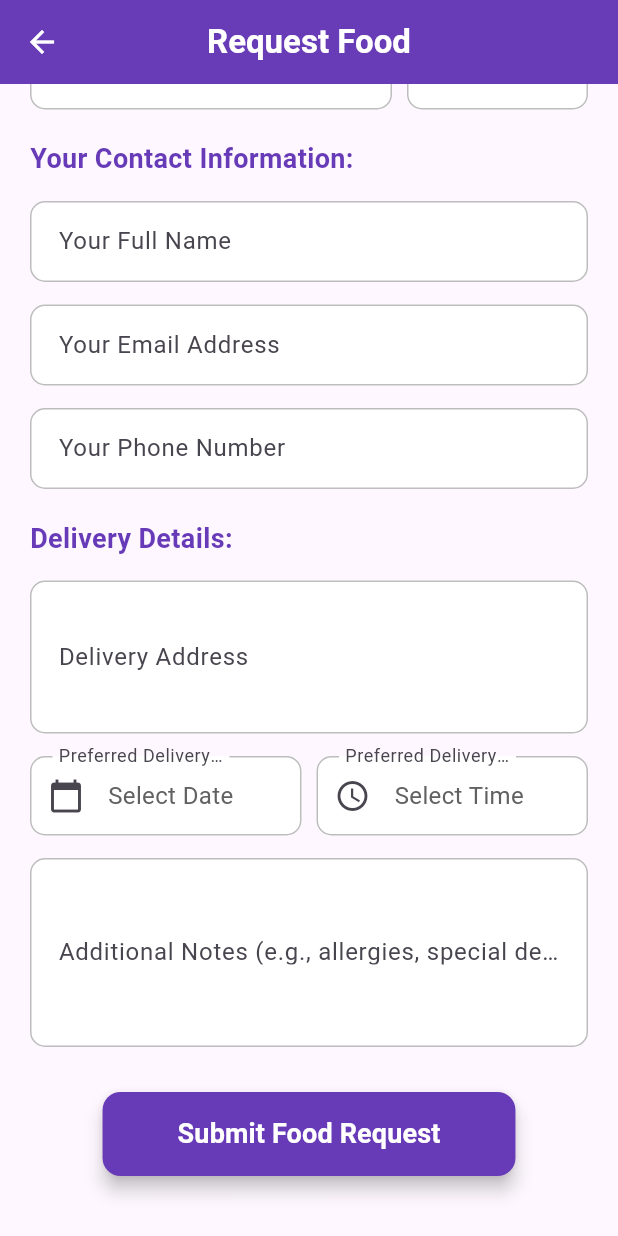
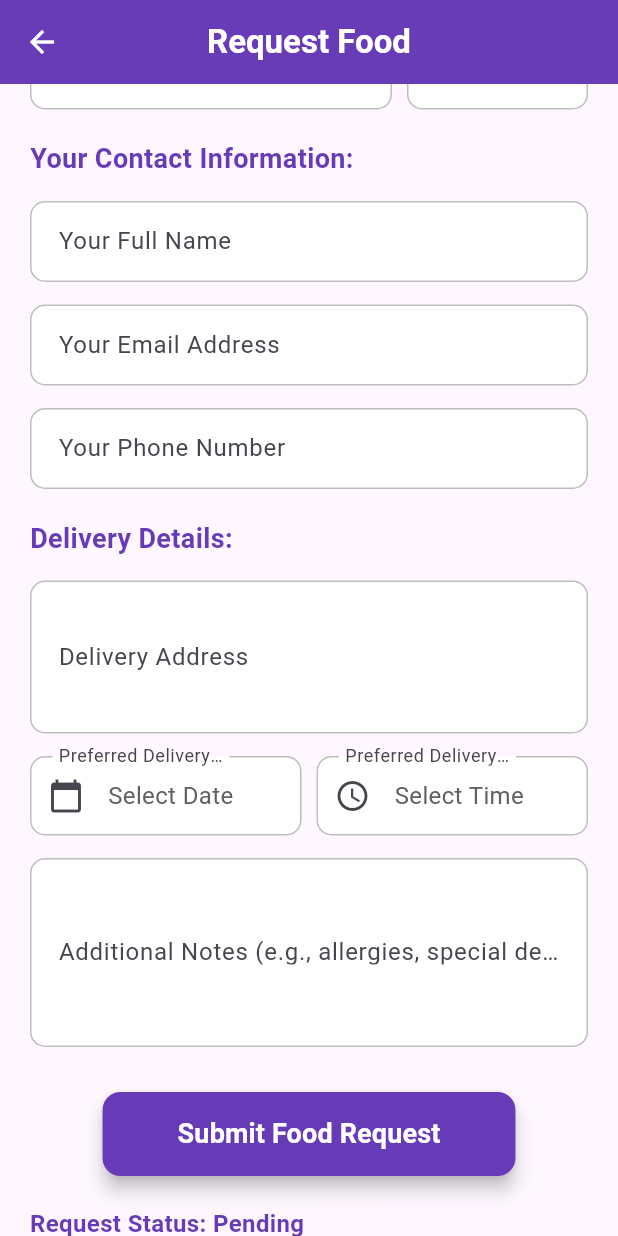
Before and after one commit to zeeshan-511/madpbl, a Flutter app: the RequestFoodPage screen opened directly, scrolled down 172 dp, on a phone screen of 412 x 824 dp. Run offline on Flutter 3.47's test engine with Material 3 defaults, Android fonts, the light colour scheme and no system bars; our stand-ins replace animate_do, cloud_firestore, firebase_auth, firebase_core, flutter_svg, geolocator and 2 more; accounts and stored records are empty.

Commit message:
Full lavish crud

```diff
--- a/lib/Request_food.dart
+++ b/lib/Request_food.dart
@@ -1,9 +1,9 @@
 import 'package:flutter/material.dart';
 import 'package:cloud_firestore/cloud_firestore.dart';
-import 'package:firebase_auth/firebase_auth.dart'; // To get current user ID
-import 'package:intl/intl.dart'; // For date and time formatting
+import 'package:firebase_auth/firebase_auth.dart';
+import 'package:intl/intl.dart';
 
-class RequestFoodPage extends StatefulWidget { // Kept original class name for consistency with Admin.dart linkage
+class RequestFoodPage extends StatefulWidget {
   const RequestFoodPage({Key? key}) : super(key: key);
 
   @override
@@ -11,56 +11,50 @@ class RequestFoodPage extends StatefulWidget { // Kept original class name for c
 }
 
 class _RequestFoodPageState extends State<RequestFoodPage> {
-  final _formKey = GlobalKey<FormState>(); // Key for form validation
-
-  // Text editing controllers for the form fields
+  final _formKey = GlobalKey<FormState>();
   final TextEditingController _foodTypeController = TextEditingController();
   final TextEditingController _quantityController = TextEditingController();
   final TextEditingController _unitController = TextEditingController();
-  final TextEditingController _requesterNameController = TextEditingController(); // Renamed
-  final TextEditingController _requesterEmailController = TextEditingController(); // Renamed
-  final TextEditingController _requesterPhoneController = TextEditingController(); // Renamed
-  final TextEditingController _deliveryAddressController = TextEditingController(); // Renamed
+  final TextEditingController _requesterNameController = TextEditingController();
+  final TextEditingController _requesterEmailController = TextEditingController();
+  final TextEditingController _requesterPhoneController = TextEditingController();
+  final TextEditingController _deliveryAddressController = TextEditingController();
   final TextEditingController _notesController = TextEditingController();
-
-  // Variables for date and time pickers
   DateTime? _selectedDate;
   TimeOfDay? _selectedTime;
-
-  bool _isSubmitting = false; // To show loading indicator
+  bool _isSubmitting = false;
+  String _requestStatus = 'Pending'; // Default status
 
   @override
   void dispose() {
-    // Dispose all controllers to free up resources
     _foodTypeController.dispose();
     _quantityController.dispose();
     _unitController.dispose();
-    _requesterNameController.dispose(); // Renamed
-    _requesterEmailController.dispose(); // Renamed
-    _requesterPhoneController.dispose(); // Renamed
-    _deliveryAddressController.dispose(); // Renamed
+    _requesterNameController.dispose();
+    _requesterEmailController.dispose();
+    _requesterPhoneController.dispose();
+    _deliveryAddressController.dispose();
     _notesController.dispose();
     super.dispose();
   }
 
-  // Function to show a Date Picker
   Future<void> _selectDate(BuildContext context) async {
     final DateTime? picked = await showDatePicker(
       context: context,
       initialDate: _selectedDate ?? DateTime.now(),
-      firstDate: DateTime.now(), // Cannot select past dates
+      firstDate: DateTime.now(),
       lastDate: DateTime(2028),
       builder: (context, child) {
         return Theme(
           data: ThemeData.light().copyWith(
             colorScheme: const ColorScheme.light(
-              primary: Colors.deepPurple, // Header background color
-              onPrimary: Colors.white, // Header text color
-              onSurface: Colors.black, // Body text color
+              primary: Colors.deepPurple,
+              onPrimary: Colors.white,
+              onSurface: Colors.black,
             ),
             textButtonTheme: TextButtonThemeData(
               style: TextButton.styleFrom(
-                foregroundColor: Colors.deepPurple, // Button text color
+                foregroundColor: Colors.deepPurple,
               ),
             ),
           ),
@@ -75,7 +69,6 @@ class _RequestFoodPageState extends State<RequestFoodPage> {
     }
   }
 
-  // Function to show a Time Picker
   Future<void> _selectTime(BuildContext context) async {
     final TimeOfDay? picked = await showTimePicker(
       context: context,
@@ -84,13 +77,13 @@ class _RequestFoodPageState extends State<RequestFoodPage> {
         return Theme(
           data: ThemeData.light().copyWith(
             colorScheme: const ColorScheme.light(
-              primary: Colors.deepPurple, // Header background color
-              onPrimary: Colors.white, // Header text color
-              onSurface: Colors.black, // Body text color
+              primary: Colors.deepPurple,
+              onPrimary: Colors.white,
+              onSurface: Colors.black,
             ),
             textButtonTheme: TextButtonThemeData(
               style: TextButton.styleFrom(
-                foregroundColor: Colors.deepPurple, // Button text color
+                foregroundColor: Colors.deepPurple,
               ),
             ),
           ),
@@ -105,7 +98,6 @@ class _RequestFoodPageState extends State<RequestFoodPage> {
     }
   }
 
-  // Function to handle form submission
   Future<void> _submitRequest() async {
     if (!_formKey.currentState!.validate()) {
       ScaffoldMessenger.of(context).showSnackBar(
@@ -120,7 +112,7 @@ class _RequestFoodPageState extends State<RequestFoodPage> {
     if (_selectedDate == null || _selectedTime == null) {
       ScaffoldMessenger.of(context).showSnackBar(
         const SnackBar(
-          content: Text('Please select a preferred delivery date and time.'), // Changed text
+          content: Text('Please select a preferred delivery date and time.'),
           backgroundColor: Colors.red,
         ),
       );
@@ -133,11 +125,10 @@ class _RequestFoodPageState extends State<RequestFoodPage> {
 
     try {
       final User? currentUser = FirebaseAuth.instance.currentUser;
-      final String userId = currentUser?.uid ?? 'anonymous_requester'; // Changed text
-      final String requesterEmail = currentUser?.email ?? _requesterEmailController.text.trim(); // Renamed
-
-      // Combine date and time into a single DateTime object
-      final DateTime deliveryDateTime = DateTime( // Renamed
+      final String userId = currentUser?.uid ?? 'anonymous_requester';
+      final String requesterEmail =
+          currentUser?.email ?? _requesterEmailController.text.trim();
+      final DateTime deliveryDateTime = DateTime(
         _selectedDate!.year,
         _selectedDate!.month,
         _selectedDate!.day,
@@ -145,45 +136,47 @@ class _RequestFoodPageState extends State<RequestFoodPage> {
         _selectedTime!.minute,
       );
 
+      final DocumentReference requestDocRef =
       await FirebaseFirestore.instance.collection('Foodrequests').add({
         'userId': userId,
         'foodType': _foodTypeController.text.trim(),
         'quantity': double.tryParse(_quantityController.text.trim()) ?? 0.0,
         'unit': _unitController.text.trim(),
-        'requesterName': _requesterNameController.text.trim(), // Renamed
-        'requesterEmail': requesterEmail, // Renamed
-        'requesterPhone': _requesterPhoneController.text.trim(), // Renamed
-        'deliveryAddress': _deliveryAddressController.text.trim(), // Renamed
-        'deliveryDateTime': deliveryDateTime.toIso8601String(), // Renamed
+        'requesterName': _requesterNameController.text.trim(),
+        'requesterEmail': requesterEmail,
+        'requesterPhone': _requesterPhoneController.text.trim(),
+        'deliveryAddress': _deliveryAddressController.text.trim(),
+        'deliveryDateTime': deliveryDateTime.toIso8601String(),
         'notes': _notesController.text.trim(),
-        'status': 'Pending', // Initial status
-        'submittedAt': FieldValue.serverTimestamp(), // Timestamp of submission
+        'status': 'Pending',
+        'submittedAt': FieldValue.serverTimestamp(),
       });
 
       ScaffoldMessenger.of(context).showSnackBar(
         const SnackBar(
-          content: Text('Food request submitted successfully!'), // Changed text
+          content: Text('Food request submitted successfully!'),
           backgroundColor: Colors.green,
         ),
       );
 
-      // Clear form fields
       _formKey.currentState!.reset();
       _foodTypeController.clear();
       _quantityController.clear();
       _unitController.clear();
-      _requesterNameController.clear(); // Renamed
-      _requesterEmailController.clear(); // Renamed
-      _requesterPhoneController.clear(); // Renamed
-      _deliveryAddressController.clear(); // Renamed
+      _requesterNameController.clear();
+      _requesterEmailController.clear();
+      _requesterPhoneController.clear();
+      _deliveryAddressController.clear();
       _notesController.clear();
       setState(() {
         _selectedDate = null;
         _selectedTime = null;
       });
+      // Listen for status changes after submission
+      _listenForStatusChanges(requestDocRef.id); // Start listening after submitting the request
 
     } catch (e) {
-      print('Error submitting food request: $e'); // Changed text
+      print('Error submitting food request: $e');
       ScaffoldMessenger.of(context).showSnackBar(
         SnackBar(
           content: Text('Failed to submit request: ${e.toString()}'),
@@ -197,12 +190,27 @@ class _RequestFoodPageState extends State<RequestFoodPage> {
     }
   }
 
+  void _listenForStatusChanges(String requestId) {
+    FirebaseFirestore.instance
+        .collection('Foodrequests')
+        .doc(requestId)
+        .snapshots()
+        .listen((DocumentSnapshot snapshot) {
+      if (snapshot.exists) {
+        final data = snapshot.data() as Map<String, dynamic>;
+        setState(() {
+          _requestStatus = data['status'] ?? 'Pending';
+        });
+      }
+    });
+  }
+
   @override
   Widget build(BuildContext context) {
     return Scaffold(
       appBar: AppBar(
         title: const Text(
-          'Request Food', // Changed title
+          'Request Food',
           style: TextStyle(fontWeight: FontWeight.bold),
         ),
         backgroundColor: Colors.deepPurple,
@@ -218,7 +226,7 @@ class _RequestFoodPageState extends State<RequestFoodPage> {
             crossAxisAlignment: CrossAxisAlignment.start,
             children: [
               const Text(
-                'Tell us about your food needs:', // Changed text
+                'Tell us about your food needs:',
                 style: TextStyle(
                   fontSize: 18,
                   fontWeight: FontWeight.w600,
@@ -226,11 +234,10 @@ class _RequestFoodPageState extends State<RequestFoodPage> {
                 ),
               ),
               const SizedBox(height: 20),
-
-              // Food Type
               TextFormField(
                 controller: _foodTypeController,
-                decoration: _inputDecoration('Type of Food (e.g., Cooked meals, Fruits, Vegetables)'), // Changed text
+                decoration: _inputDecoration(
+                    'Type of Food (e.g., Cooked meals, Fruits, Vegetables)'),
                 validator: (value) {
                   if (value == null || value.isEmpty) {
                     return 'Please enter food type';
@@ -239,8 +246,6 @@ class _RequestFoodPageState extends State<RequestFoodPage> {
                 },
               ),
               const SizedBox(height: 15),
-
-              // Quantity and Unit
               Row(
                 children: [
                   Expanded(
@@ -248,7 +253,8 @@ class _RequestFoodPageState extends State<RequestFoodPage> {
                     child: TextFormField(
                       controller: _quantityController,
                       keyboardType: TextInputType.number,
-                      decoration: _inputDecoration('Quantity Needed (e.g., 5, 2.5)'), // Changed text
+                      decoration:
+                      _inputDecoration('Quantity Needed (e.g., 5, 2.5)'),
                       validator: (value) {
                         if (value == null || value.isEmpty) {
                           return 'Required';
@@ -277,7 +283,6 @@ class _RequestFoodPageState extends State<RequestFoodPage> {
                 ],
               ),
               const SizedBox(height: 20),
-
               const Text(
                 'Your Contact Information:',
                 style: TextStyle(
@@ -287,10 +292,8 @@ class _RequestFoodPageState extends State<RequestFoodPage> {
                 ),
               ),
               const SizedBox(height: 15),
-
-              // Requester Name
               TextFormField(
-                controller: _requesterNameController, // Renamed
+                controller: _requesterNameController,
                 decoration: _inputDecoration('Your Full Name'),
                 validator: (value) {
                   if (value == null || value.isEmpty) {
@@ -300,10 +303,8 @@ class _RequestFoodPageState extends State<RequestFoodPage> {
                 },
               ),
               const SizedBox(height: 15),
-
-              // Requester Email
               TextFormField(
-                controller: _requesterEmailController, // Renamed
+                controller: _requesterEmailController,
                 keyboardType: TextInputType.emailAddress,
                 decoration: _inputDecoration('Your Email Address'),
                 validator: (value) {
@@ -317,10 +318,8 @@ class _RequestFoodPageState extends State<RequestFoodPage> {
                 },
               ),
               const SizedBox(height: 15),
-
-              // Requester Phone
               TextFormField(
-                controller: _requesterPhoneController, // Renamed
+                controller: _requesterPhoneController,
                 keyboardType: TextInputType.phone,
                 decoration: _inputDecoration('Your Phone Number'),
                 validator: (value) {
@@ -331,9 +330,8 @@ class _RequestFoodPageState extends State<RequestFoodPage> {
                 },
               ),
               const SizedBox(height: 20),
-
               const Text(
-                'Delivery Details:', // Changed text
+                'Delivery Details:',
                 style: TextStyle(
                   fontSize: 18,
                   fontWeight: FontWeight.w600,
@@ -341,39 +339,40 @@ class _RequestFoodPageState extends State<RequestFoodPage> {
                 ),
               ),
               const SizedBox(height: 15),
-
-              // Delivery Address
               TextFormField(
-                controller: _deliveryAddressController, // Renamed
+                controller: _deliveryAddressController,
                 maxLines: 3,
-                decoration: _inputDecoration('Delivery Address'), // Changed text
+                decoration: _inputDecoration('Delivery Address'),
                 validator: (value) {
                   if (value == null || value.isEmpty) {
-                    return 'Please enter delivery address'; // Changed text
+                    return 'Please enter delivery address';
                   }
                   return null;
                 },
               ),
               const SizedBox(height: 15),
-
-              // Date and Time Pickers
               Row(
                 children: [
                   Expanded(
                     child: InkWell(
                       onTap: () => _selectDate(context),
                       child: InputDecorator(
-                        decoration: _inputDecoration('Preferred Delivery Date').copyWith( // Changed text
+                        decoration:
+                        _inputDecoration('Preferred Delivery Date').copyWith(
                           prefixIcon: const Icon(Icons.calendar_today),
-                          errorText: _selectedDate == null && _formKey.currentState?.validate() == false
-                              ? 'Date required' : null,
+                          errorText: _selectedDate == null &&
+                              _formKey.currentState?.validate() == false
+                              ? 'Date required'
+                              : null,
                         ),
                         child: Text(
                           _selectedDate == null
                               ? 'Select Date'
-                              : DateFormat('MMM dd, YYYY').format(_selectedDate!),
+                              : DateFormat('MMM dd, yyyy').format(_selectedDate!),
                           style: TextStyle(
-                            color: _selectedDate == null ? Colors.grey[700] : Colors.black,
+                            color: _selectedDate == null
+                                ? Colors.grey[700]
+                                : Colors.black,
                             fontSize: 16,
                           ),
                         ),
@@ -385,17 +384,22 @@ class _RequestFoodPageState extends State<RequestFoodPage> {
                     child: InkWell(
                       onTap: () => _selectTime(context),
                       child: InputDecorator(
-                        decoration: _inputDecoration('Preferred Delivery Time').copyWith( // Changed text
+                        decoration:
+                        _inputDecoration('Preferred Delivery Time').copyWith(
                           prefixIcon: const Icon(Icons.access_time),
-                          errorText: _selectedTime == null && _formKey.currentState?.validate() == false
-                              ? 'Time required' : null,
+                          errorText: _selectedTime == null &&
+                              _formKey.currentState?.validate() == false
+                              ? 'Time required'
+                              : null,
                         ),
                         child: Text(
                           _selectedTime == null
                               ? 'Select Time'
                               : _selectedTime!.format(context),
                           style: TextStyle(
-                            color: _selectedTime == null ? Colors.grey[700] : Colors.black,
+                            color: _selectedTime == null
+                                ? Colors.grey[700]
+                                : Colors.black,
                             fontSize: 16,
                           ),
                         ),
@@ -405,22 +409,21 @@ class _RequestFoodPageState extends State<RequestFoodPage> {
                 ],
               ),
               const SizedBox(height: 15),
-
-              // Additional Notes
               TextFormField(
                 controller: _notesController,
                 maxLines: 4,
-                decoration: _inputDecoration('Additional Notes (e.g., allergies, special delivery instructions)'), // Changed text
+                decoration: _inputDecoration(
+                    'Additional Notes (e.g., allergies, special delivery instructions)'),
               ),
               const SizedBox(height: 30),
-
               Center(
                 child: ElevatedButton(
                   onPressed: _isSubmitting ? null : _submitRequest,
                   style: ElevatedButton.styleFrom(
                     foregroundColor: Colors.white,
                     backgroundColor: Colors.deepPurple,
-                    padding: const EdgeInsets.symmetric(horizontal: 50, vertical: 15),
+                    padding:
+                    const EdgeInsets.symmetric(horizontal: 50, vertical: 15),
                     shape: RoundedRectangleBorder(
                       borderRadius: BorderRadius.circular(12),
                     ),
@@ -429,12 +432,22 @@ class _RequestFoodPageState extends State<RequestFoodPage> {
                   child: _isSubmitting
                       ? const CircularProgressIndicator(color: Colors.white)
                       : const Text(
-                    'Submit Food Request', // Changed text
-                    style: TextStyle(fontSize: 18, fontWeight: FontWeight.bold),
+                    'Submit Food Request',
+                    style: TextStyle(
+                        fontSize: 18, fontWeight: FontWeight.bold),
                   ),
                 ),
               ),
               const SizedBox(height: 20),
+              Text(
+                'Request Status: $_requestStatus', // Display the status
+                style: const TextStyle(
+                  fontSize: 16,
+                  fontWeight: FontWeight.bold,
+                  color: Colors.deepPurple,
+                ),
+                textAlign: TextAlign.center,
+              ),
             ],
           ),
         ),
@@ -442,7 +455,6 @@ class _RequestFoodPageState extends State<RequestFoodPage> {
     );
   }
 
-  // Helper function for consistent InputDecoration styling
   InputDecoration _inputDecoration(String labelText) {
     return InputDecoration(
       labelText: labelText,
```
